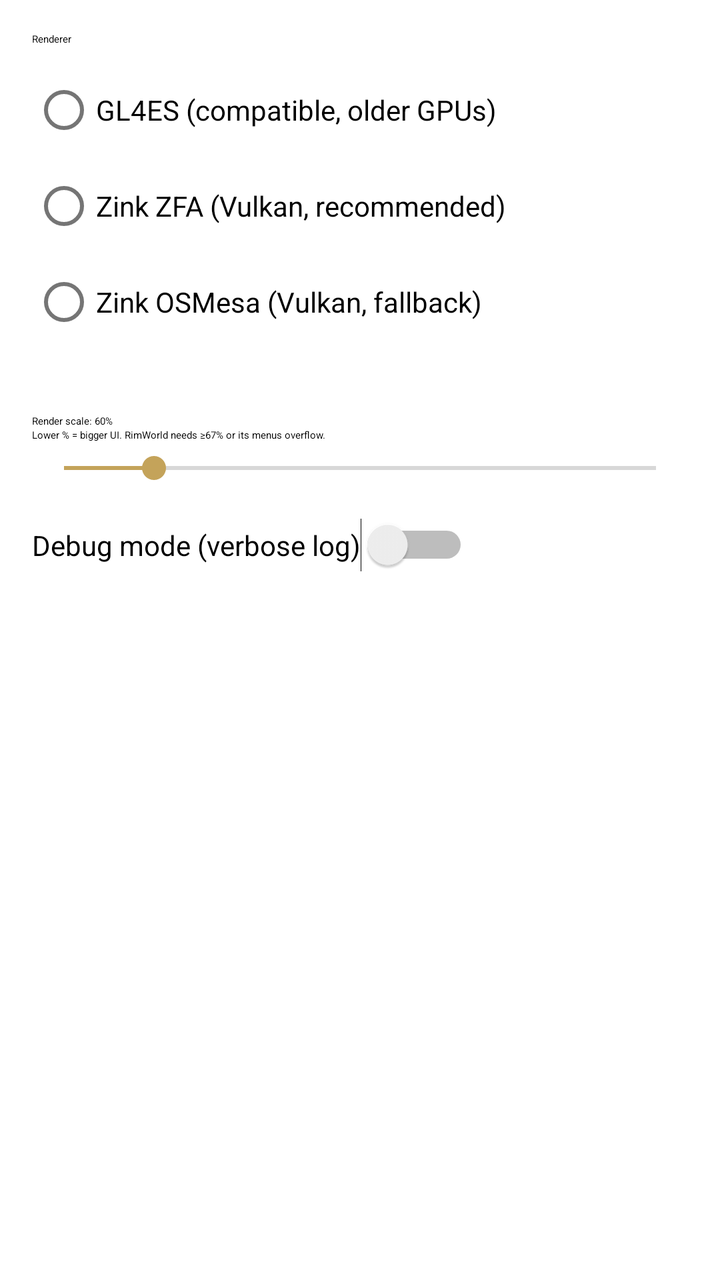
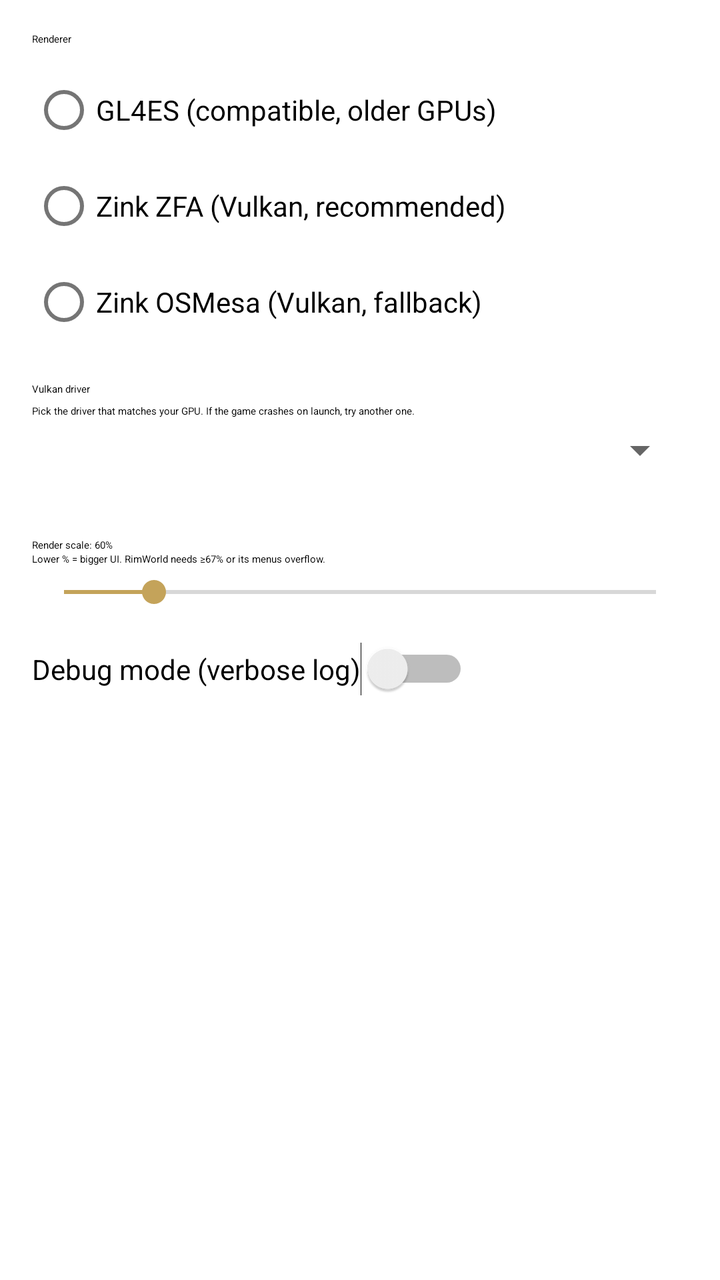

The first picture is an Android layout as it rendered before a commit; the second is the same layout after the commit. The layout source and the unified diff follow.
<!-- AndroidManifest.xml: application theme AppTheme -->
<!-- res/layout/fragment_settings.xml -->
<?xml version="1.0" encoding="utf-8"?>
<LinearLayout xmlns:android="http://schemas.android.com/apk/res/android"
    android:layout_width="match_parent"
    android:layout_height="match_parent"
    android:orientation="vertical"
    android:padding="16dp">

    <TextView
        android:layout_width="wrap_content"
        android:layout_height="wrap_content"
        android:text="@string/renderer"
        android:textAppearance="?attr/textAppearanceTitleMedium"
        android:layout_marginBottom="8dp" />

    <RadioGroup
        android:id="@+id/rg_renderer"
        android:layout_width="wrap_content"
        android:layout_height="wrap_content"
        android:layout_marginBottom="16dp">

        <RadioButton
            android:id="@+id/rb_gl4es"
            android:layout_width="wrap_content"
            android:layout_height="wrap_content"
            android:text="@string/gl4es_label" />

        <RadioButton
            android:id="@+id/rb_zink_zfa"
            android:layout_width="wrap_content"
            android:layout_height="wrap_content"
            android:text="@string/zink_zfa_label" />

        <RadioButton
            android:id="@+id/rb_zink_osmesa"
            android:layout_width="wrap_content"
            android:layout_height="wrap_content"
            android:text="@string/zink_osmesa_label" />

    </RadioGroup>

    <TextView
        android:id="@+id/tv_render_scale_label"
        android:layout_width="wrap_content"
        android:layout_height="wrap_content"
        android:layout_marginTop="16dp"
        android:text="Render scale: 60%"
        android:textAppearance="?attr/textAppearanceTitleMedium" />

    <TextView
        android:layout_width="wrap_content"
        android:layout_height="wrap_content"
        android:text="Lower % = bigger UI. RimWorld needs ≥67% or its menus overflow."
        android:textAppearance="?attr/textAppearanceBodySmall"
        android:layout_marginBottom="4dp" />

    <SeekBar
        android:id="@+id/sb_render_scale"
        android:layout_width="match_parent"
        android:layout_height="wrap_content"
        android:max="33"
        android:progress="5"
        android:layout_marginBottom="16dp" />

    <Switch
        android:id="@+id/sw_debug"
        android:layout_width="wrap_content"
        android:layout_height="wrap_content"
        android:text="@string/debug_mode" />

</LinearLayout>
<!-- resources referenced by this layout -->
<resources>
  <string name="debug_mode">Debug mode (verbose log)</string>
  <string name="gl4es_label">GL4ES (compatible, older GPUs)</string>
  <string name="renderer">Renderer</string>
  <string name="zink_osmesa_label">Zink OSMesa (Vulkan, fallback)</string>
  <string name="zink_zfa_label">Zink ZFA (Vulkan, recommended)</string>
  <style name="AppTheme" parent="Theme.MaterialComponents.DayNight.NoActionBar">
          <item name="colorPrimary">@color/rd_primary</item>
          <item name="colorPrimaryVariant">@color/rd_primary_dark</item>
          <item name="colorOnPrimary">@android:color/white</item>
          <item name="colorSecondary">@color/rd_secondary</item>
          <item name="colorOnSecondary">@android:color/white</item>
          <item name="android:statusBarColor">@color/rd_primary_dark</item>
      </style>
  <color name="rd_primary">#8B3A2A</color>
  <color name="rd_primary_dark">#5C1E10</color>
  <color name="rd_secondary">#C4A35A</color>
</resources>

<!-- the commit's change to res/layout/fragment_settings.xml (unified diff, before → after) -->
@@ -39,6 +39,26 @@
     </RadioGroup>
 
     <TextView
+        android:layout_width="wrap_content"
+        android:layout_height="wrap_content"
+        android:text="@string/vulkan_driver"
+        android:textAppearance="?attr/textAppearanceTitleMedium"
+        android:layout_marginBottom="4dp" />
+
+    <TextView
+        android:layout_width="wrap_content"
+        android:layout_height="wrap_content"
+        android:text="@string/vulkan_driver_hint"
+        android:textAppearance="?attr/textAppearanceBodySmall"
+        android:layout_marginBottom="4dp" />
+
+    <Spinner
+        android:id="@+id/spinner_vulkan_driver"
+        android:layout_width="match_parent"
+        android:layout_height="wrap_content"
+        android:layout_marginBottom="16dp" />
+
+    <TextView
         android:id="@+id/tv_render_scale_label"
         android:layout_width="wrap_content"
         android:layout_height="wrap_content"
<!-- resource entries referenced after the edit -->
@@ -3,6 +3,8 @@
   <string name="debug_mode">Debug mode (verbose log)</string>
   <string name="gl4es_label">GL4ES (compatible, older GPUs)</string>
   <string name="renderer">Renderer</string>
+  <string name="vulkan_driver">Vulkan driver</string>
+  <string name="vulkan_driver_hint">Pick the driver that matches your GPU. If the game crashes on launch, try another one.</string>
   <string name="zink_osmesa_label">Zink OSMesa (Vulkan, fallback)</string>
   <string name="zink_zfa_label">Zink ZFA (Vulkan, recommended)</string>
   <style name="AppTheme" parent="Theme.MaterialComponents.DayNight.NoActionBar">
